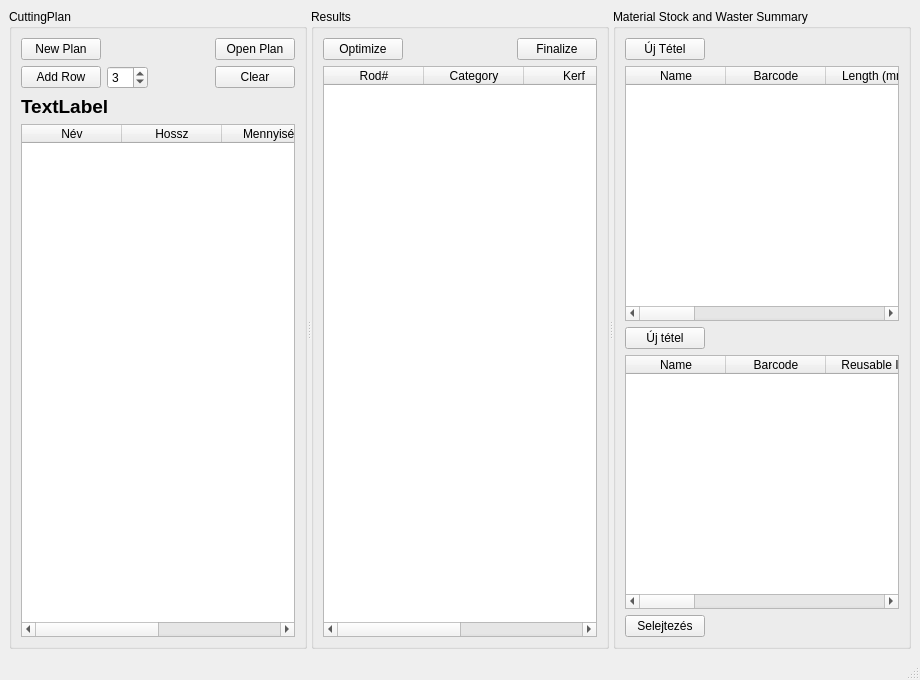
Above: view/MainWindow.ui from horvathzoltan/cutplannerpro before the change. Below: the same form after it.
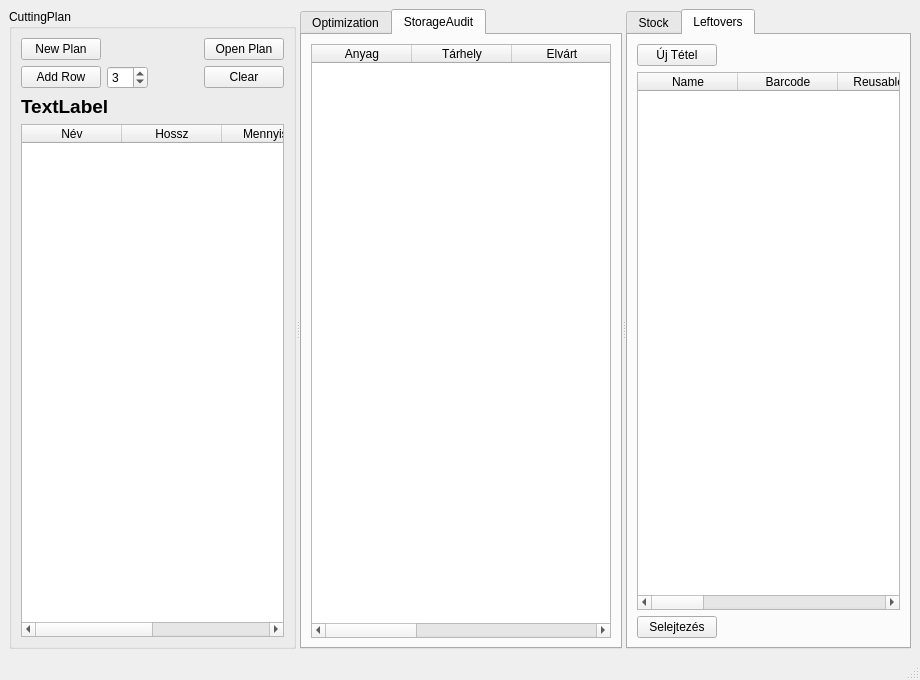
That is the form after the change. The open tabs and pages were chosen to show the change.

```diff
--- a/view/MainWindow.ui
+++ b/view/MainWindow.ui
@@ -172,7 +172,7 @@
         </item>
        </layout>
       </widget>
-      <widget class="QGroupBox" name="midBox">
+      <widget class="QTabWidget" name="midBox">
        <property name="sizePolicy">
         <sizepolicy hsizetype="Expanding" vsizetype="Expanding">
          <horstretch>0</horstretch>
@@ -191,9 +191,13 @@
          <height>16777215</height>
         </size>
        </property>
-       <property name="title">
-        <string>Results</string>
+       <property name="currentIndex">
+        <number>0</number>
        </property>
+       <widget class="QWidget" name="midBoxPage1">
+        <attribute name="title">
+         <string>Optimization</string>
+        </attribute>
        <layout class="QVBoxLayout" name="midLayout">
         <item>
          <layout class="QHBoxLayout" name="horizontalLayout_3">
@@ -204,6 +208,13 @@
             </property>
            </widget>
           </item>
+           <item>
+            <widget class="QPushButton" name="btn_StorageAudit">
+             <property name="text">
+              <string>StorageAudit</string>
+             </property>
+            </widget>
+           </item>
           <item>
            <spacer name="horizontalSpacer_2">
             <property name="orientation">
@@ -261,7 +272,49 @@
         </item>
        </layout>
       </widget>
-      <widget class="QGroupBox" name="rightBox">
+       <widget class="QWidget" name="tab_2">
+        <attribute name="title">
+         <string>StorageAudit</string>
+        </attribute>
+        <layout class="QVBoxLayout" name="verticalLayout_3">
+         <item>
+          <widget class="QTableWidget" name="tableStorageAudit">
+           <column>
+            <property name="text">
+             <string>Anyag</string>
+            </property>
+           </column>
+           <column>
+            <property name="text">
+             <string>Tárhely</string>
+            </property>
+           </column>
+           <column>
+            <property name="text">
+             <string>Elvárt</string>
+            </property>
+           </column>
+           <column>
+            <property name="text">
+             <string>Jelen van</string>
+            </property>
+           </column>
+           <column>
+            <property name="text">
+             <string>Tényleges</string>
+            </property>
+           </column>
+           <column>
+            <property name="text">
+             <string>Hiányzó</string>
+            </property>
+           </column>
+          </widget>
+         </item>
+        </layout>
+       </widget>
+      </widget>
+      <widget class="QTabWidget" name="rightBox">
        <property name="sizePolicy">
         <sizepolicy hsizetype="Expanding" vsizetype="Preferred">
          <horstretch>0</horstretch>
@@ -280,9 +333,13 @@
          <height>16777215</height>
         </size>
        </property>
-       <property name="title">
-        <string>Material Stock and Waster Summary</string>
+       <property name="currentIndex">
+        <number>0</number>
        </property>
+       <widget class="QWidget" name="rightBoxPage1">
+        <attribute name="title">
+         <string>Stock</string>
+        </attribute>
        <layout class="QVBoxLayout" name="rightLayout">
         <item>
          <layout class="QHBoxLayout" name="horizontalLayout_5">
@@ -360,12 +417,19 @@
           </column>
          </widget>
         </item>
+        </layout>
+       </widget>
+       <widget class="QWidget" name="tab">
+        <attribute name="title">
+         <string>Leftovers</string>
+        </attribute>
+        <layout class="QVBoxLayout" name="verticalLayout_2">
         <item>
          <layout class="QHBoxLayout" name="horizontalLayout_6">
           <item>
            <widget class="QPushButton" name="btn_AddLeftoverStockEntry">
             <property name="text">
-             <string>Új tétel</string>
+              <string>Új Tétel</string>
             </property>
            </widget>
           </item>
@@ -458,6 +522,7 @@
          </layout>
         </item>
        </layout>
+       </widget>
       </widget>
      </widget>
     </item>
```
Lines whose indentation alone changed are shown as unchanged.
